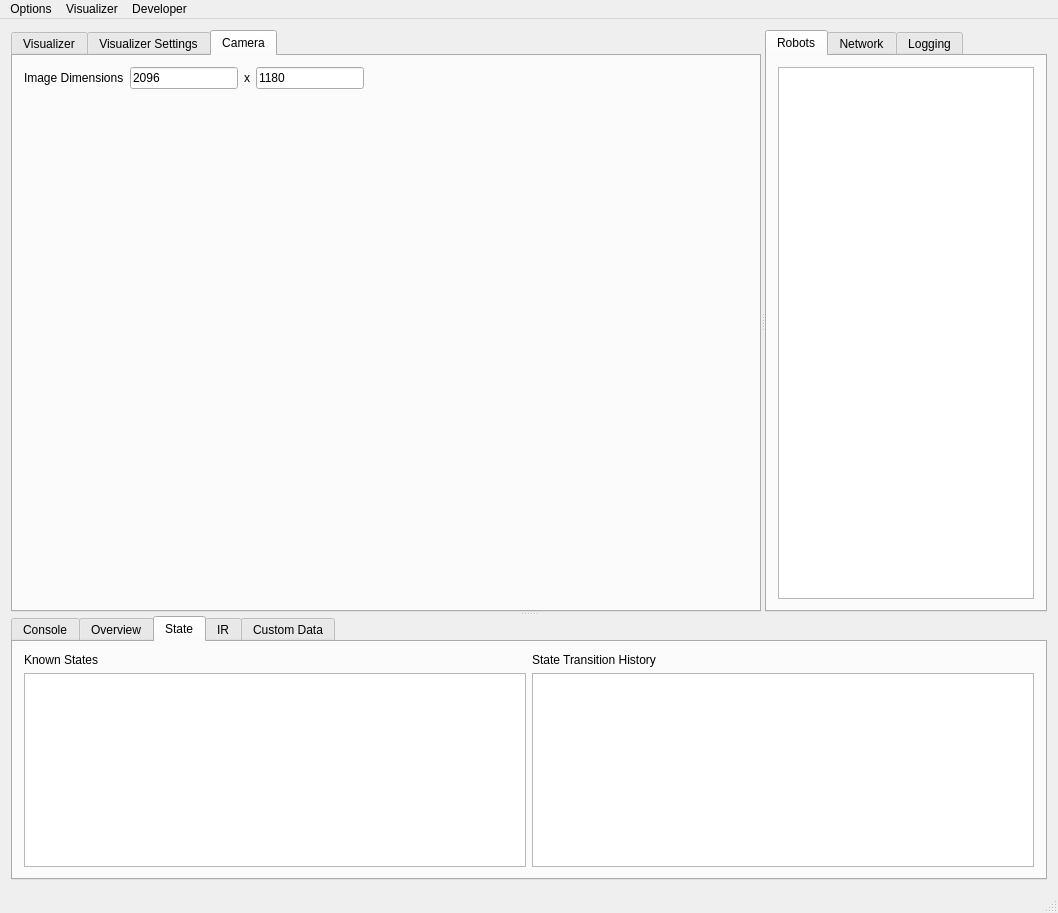
Qt form mainwindow.ui (yorkrobotlab/ardebug) before a commit.
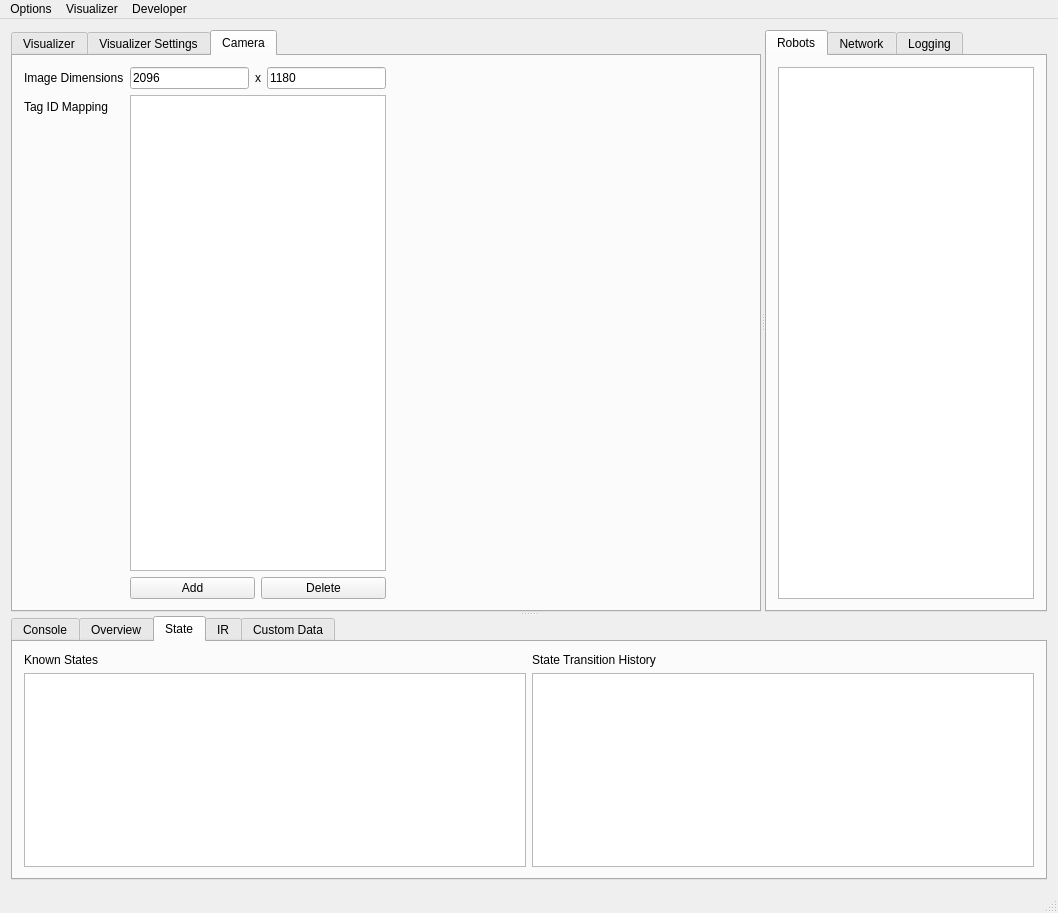
The same form after that commit. The open tabs and pages were chosen to show the change.

Commit message: Added support for non-standard ID mapping

```diff
--- a/mainwindow.ui
+++ b/mainwindow.ui
@@ -182,6 +182,34 @@
               </item>
              </layout>
             </item>
+            <item row="1" column="0">
+             <widget class="QLabel" name="label_7">
+              <property name="text">
+               <string>Tag ID Mapping</string>
+              </property>
+             </widget>
+            </item>
+            <item row="1" column="1">
+             <widget class="QTableWidget" name="tagMappingTable"/>
+            </item>
+            <item row="2" column="1">
+             <layout class="QHBoxLayout" name="horizontalLayout_2">
+              <item>
+               <widget class="QPushButton" name="tagMappingAddButton">
+                <property name="text">
+                 <string>Add</string>
+                </property>
+               </widget>
+              </item>
+              <item>
+               <widget class="QPushButton" name="tagMappingDeleteButton">
+                <property name="text">
+                 <string>Delete</string>
+                </property>
+               </widget>
+              </item>
+             </layout>
+            </item>
            </layout>
           </item>
          </layout>
```
Left out of the diff: 2 changed lines with no effect on the pictures. The commit also changes 8 other files.
